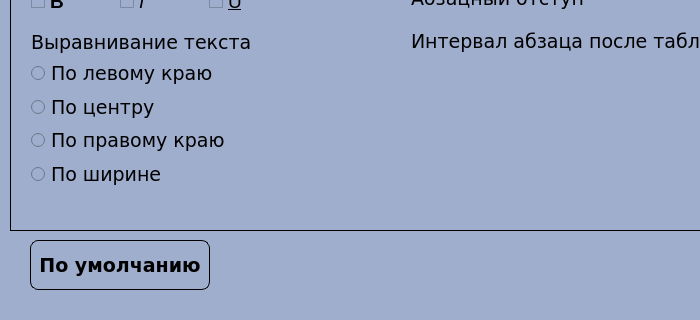
The window that SettingsUI.ui (Asklit/CourseProjectPython) describes before a commit, drawn with Qt 5; both pictures show x 0 to 700 and y 360 to 680 of the 940 by 680 pixel window.
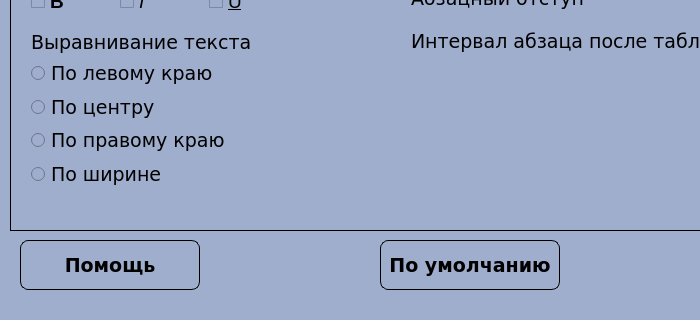
The same window after the commit.

Commit message: A: Добавление кнопки "Помощь"

```diff
--- a/SettingsUI.ui
+++ b/SettingsUI.ui
@@ -5162,7 +5162,7 @@
   <widget class="QPushButton" name="btnDefaultSettings">
    <property name="geometry">
     <rect>
-     <x>30</x>
+     <x>380</x>
      <y>600</y>
      <width>180</width>
      <height>50</height>
@@ -5199,6 +5199,43 @@
     <string>По умолчанию</string>
    </property>
   </widget>
+  <widget class="QPushButton" name="btnHelp">
+   <property name="geometry">
+    <rect>
+     <x>20</x>
+     <y>600</y>
+     <width>180</width>
+     <height>50</height>
+    </rect>
+   </property>
+   <property name="font">
+    <font>
+     <family>Verdana</family>
+     <pointsize>14</pointsize>
+     <weight>75</weight>
+     <bold>true</bold>
+    </font>
+   </property>
+   <property name="mouseTracking">
+    <bool>true</bool>
+   </property>
+   <property name="styleSheet">
+    <string notr="true">QPushButton {
+  color: solid black;
+  font-weight: 600;
+  border-radius: 8px;
+  border: 1px solid black;
+  outline: 0px;
+}
+QPushButton:hover {
+  background-color: #6E6E6E;
+  border: 1px solid black;
+}</string>
+   </property>
+   <property name="text">
+    <string>Помощь</string>
+   </property>
+  </widget>
  </widget>
  <resources/>
  <connections/>
```
The commit also changes 4 other files.
